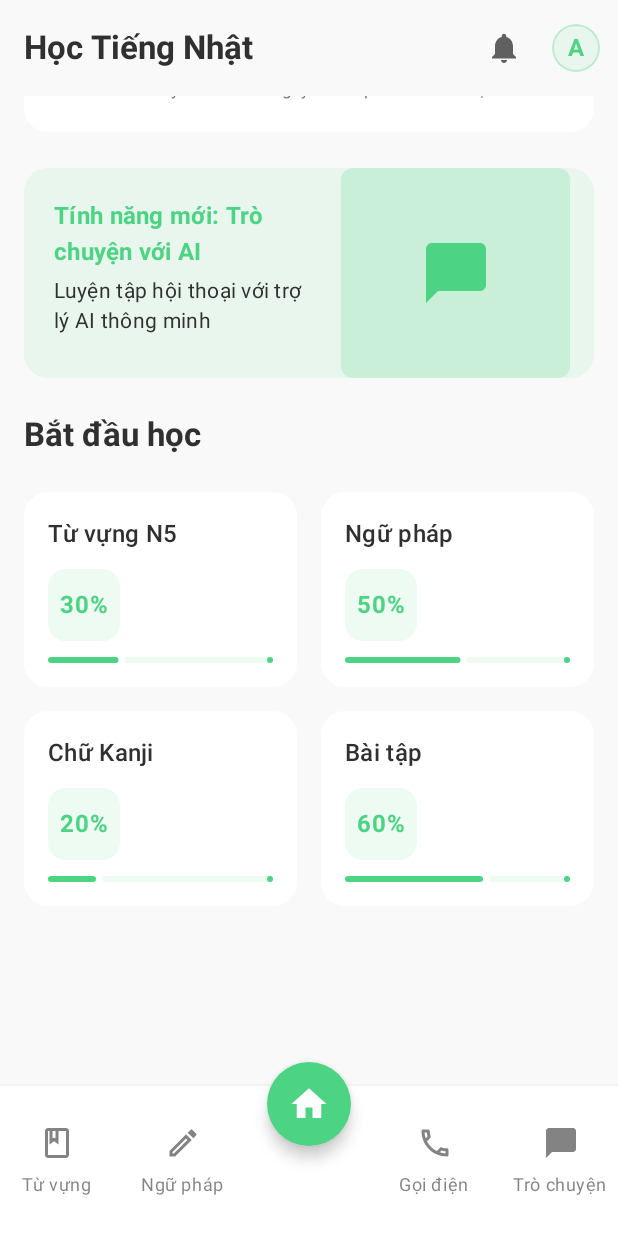
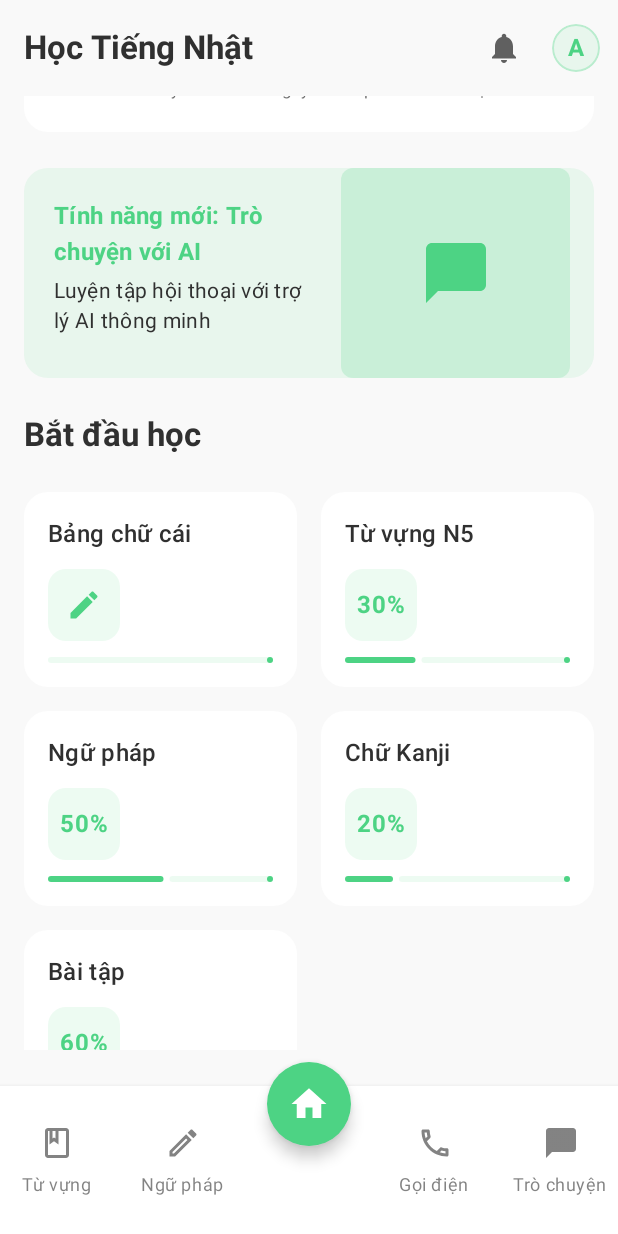
Before and after one commit to MaiVanTinh17072005/Ung_dung_android_DA3, an Android app built with Jetpack Compose: the screen it shows after launch (MainActivity), scrolled down 186 dp, on a phone screen of 412 x 824 dp. Run offline under Robolectric (Android 15) with nearby library versions, the phone set to English and light mode, and no system bars; our stand-ins replace Dagger/Hilt's generated code; pictures from the network do not load.

Commit message:
Tinh ok layout bang chu cai

```diff
--- a/app/src/main/java/com/example/learnjapanese/MainActivity.kt
+++ b/app/src/main/java/com/example/learnjapanese/MainActivity.kt
@@ -1,5 +1,6 @@
 package com.example.learnjapanese
 
+import BangChuCaiScreen
 import android.os.Bundle
 import androidx.activity.ComponentActivity
 import androidx.activity.compose.setContent
@@ -38,6 +39,7 @@ import com.example.learnjapanese.ui.theme.LearnJapaneseTheme
 import dagger.hilt.android.AndroidEntryPoint
 
 @AndroidEntryPoint
+
 class MainActivity : ComponentActivity() {
     override fun onCreate(savedInstanceState: Bundle?) {
         super.onCreate(savedInstanceState)
@@ -62,6 +64,9 @@ class MainActivity : ComponentActivity() {
                                 onNavigateToGrammar = {
                                     navController.navigate("grammar")
                                 },
+                                onNavigateToAlphabet = {  // Thêm parameter này
+                                    navController.navigate("alphabet")
+                                },
                                 onNavigateToReading = {
                                     // Sẽ thêm sau
                                 },
@@ -73,6 +78,15 @@ class MainActivity : ComponentActivity() {
                                 },
                                 onNavigateToChat = {
                                     navController.navigate("chat")
+                                }
+                            )
+                        }
+
+                        // Thêm route mới cho màn hình Alphabet
+                        composable("alphabet") {
+                            BangChuCaiScreen(
+                                onBack = {
+                                    navController.popBackStack()
                                 }
                             )
                         }
--- a/app/src/main/java/com/example/learnjapanese/screens/DashboardScreen.kt
+++ b/app/src/main/java/com/example/learnjapanese/screens/DashboardScreen.kt
@@ -93,6 +93,7 @@ fun DashboardScreen(
     viewModel: DashboardViewModel = viewModel(),
     onNavigateToVocabulary: () -> Unit = {},
     onNavigateToGrammar: () -> Unit = {},
+    onNavigateToAlphabet: () -> Unit = {}, // Thêm parameter mới
     onNavigateToReading: () -> Unit = {},
     onNavigateToAccount: () -> Unit = {},
     onNavigateToCall: () -> Unit = {},
@@ -394,6 +395,7 @@ fun DashboardScreen(
 
             // Grid của các tính năng
             if (learningFeatures.isNotEmpty()) {
+                // Trong phần LazyVerticalGrid items, thêm một card mới cho Bảng chữ cái
                 LazyVerticalGrid(
                     columns = GridCells.Fixed(2),
                     contentPadding = PaddingValues(horizontal = 16.dp, vertical = 8.dp),
@@ -404,6 +406,64 @@ fun DashboardScreen(
                         .fillMaxWidth(),
                     userScrollEnabled = false
                 ) {
+                    item {
+                        Card(
+                            modifier = Modifier
+                                .fillMaxWidth()
+                                .height(130.dp)
+                                .clickable { onNavigateToAlphabet() },
+                            shape = RoundedCornerShape(16.dp),
+                            elevation = CardDefaults.cardElevation(
+                                defaultElevation = 0.dp
+                            ),
+                            colors = CardDefaults.cardColors(
+                                containerColor = MaterialTheme.colorScheme.surface
+                            )
+                        ) {
+                            Column(
+                                modifier = Modifier
+                                    .fillMaxSize()
+                                    .padding(16.dp),
+                                verticalArrangement = Arrangement.SpaceBetween
+                            ) {
+                                Text(
+                                    text = "Bảng chữ cái",
+                                    style = MaterialTheme.typography.titleMedium,
+                                    fontWeight = FontWeight.SemiBold,
+                                    maxLines = 1,
+                                    overflow = TextOverflow.Ellipsis
+                                )
+
+                                Spacer(modifier = Modifier.height(8.dp))
+
+                                Box(
+                                    modifier = Modifier
+                                        .size(48.dp)
+                                        .clip(RoundedCornerShape(percent = 25))
+                                        .background(MaterialTheme.colorScheme.primary.copy(alpha = 0.1f)),
+                                    contentAlignment = Alignment.Center
+                                ) {
+                                    Icon(
+                                        imageVector = Icons.Default.Edit,
+                                        contentDescription = "Alphabet",
+                                        tint = MaterialTheme.colorScheme.primary,
+                                        modifier = Modifier.size(24.dp)
+                                    )
+                                }
+
+                                Spacer(modifier = Modifier.height(8.dp))
+
+                                LinearProgressIndicator(
+                                    progress = 0f,
+                                    modifier = Modifier.fillMaxWidth(),
+                                    color = MaterialTheme.colorScheme.primary,
+                                    trackColor = MaterialTheme.colorScheme.primary.copy(alpha = 0.1f)
+                                )
+                            }
+                        }
+                    }
+
+                    // Hiển thị các tính năng khác
                     items(learningFeatures) { feature ->
                         QuickFeatureCard(
                             title = feature.title,
```
Also changed, not shown: app/src/main/java/com/example/learnjapanese/data/AlphabetData.kt (added, +303 -0 lines), app/src/main/java/com/example/learnjapanese/screens/alphabet/AlphabetScreen.kt (added, +126 -0 lines).
